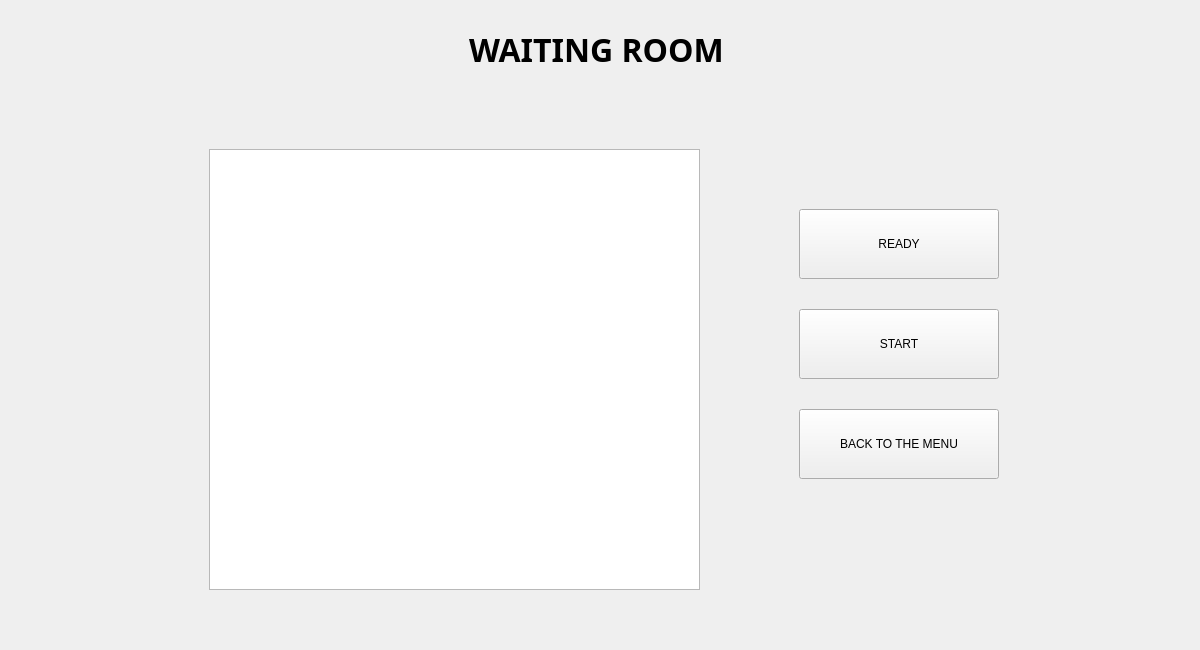
Before: the Qt Designer form TrafficExpress/mainwindow.ui in mitrovicmasa/traffic-express, drawn with Qt 5.
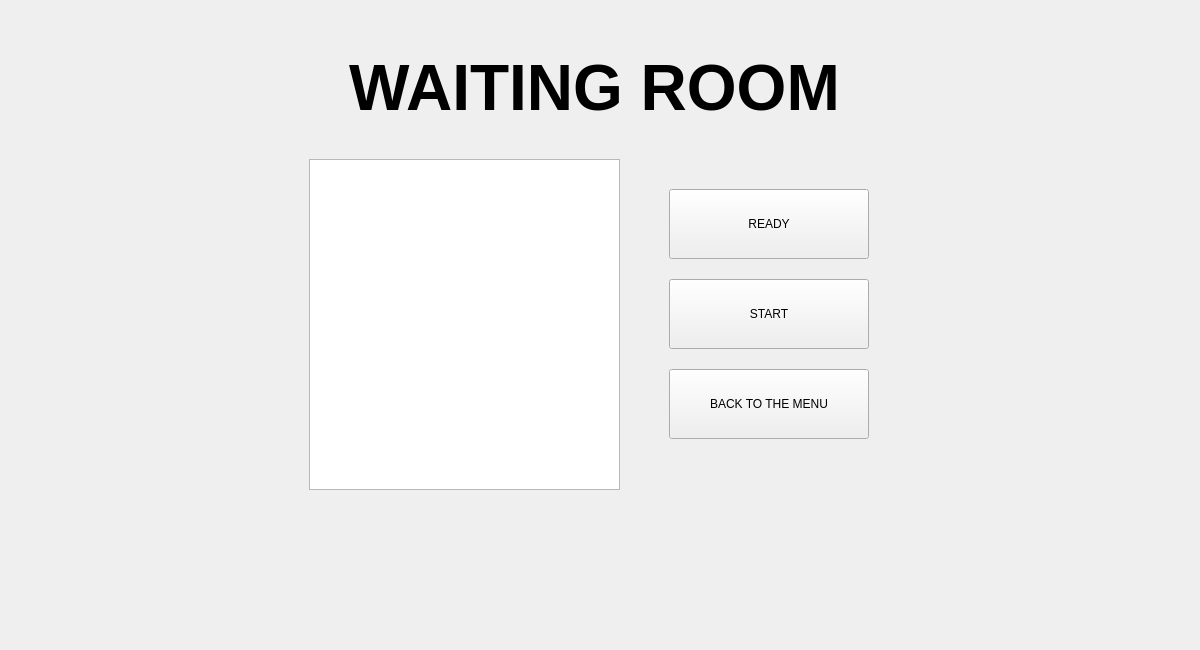
After: the same form once the commit is applied. The open tabs and pages were chosen to show the change. Icons and pictures are not drawn.

```diff
--- a/TrafficExpress/mainwindow.ui
+++ b/TrafficExpress/mainwindow.ui
@@ -1051,10 +1051,10 @@
        <widget class="QLabel" name="labelWaitingRoom">
         <property name="geometry">
          <rect>
-          <x>460</x>
-          <y>10</y>
-          <width>291</width>
-          <height>61</height>
+          <x>290</x>
+          <y>40</y>
+          <width>591</width>
+          <height>81</height>
          </rect>
         </property>
         <property name="palette">
@@ -1096,29 +1096,30 @@
         </property>
         <property name="font">
          <font>
-          <family>LKLUG</family>
+          <family>Ubuntu</family>
+          <pointsize>30</pointsize>
           <bold>true</bold>
          </font>
         </property>
         <property name="text">
-         <string>&lt;html&gt;&lt;head/&gt;&lt;body&gt;&lt;p&gt;&lt;span style=&quot; font-size:24pt;&quot;&gt;WAITING ROOM&lt;/span&gt;&lt;/p&gt;&lt;/body&gt;&lt;/html&gt;</string>
+         <string>&lt;html&gt;&lt;head/&gt;&lt;body&gt;&lt;p align=&quot;center&quot;&gt;&lt;span style=&quot; font-size:48pt;&quot;&gt;WAITING ROOM&lt;/span&gt;&lt;/p&gt;&lt;/body&gt;&lt;/html&gt;</string>
         </property>
        </widget>
        <widget class="QGraphicsView" name="gvWaitingRoom">
         <property name="geometry">
          <rect>
-          <x>200</x>
-          <y>140</y>
-          <width>491</width>
-          <height>441</height>
+          <x>300</x>
+          <y>150</y>
+          <width>311</width>
+          <height>331</height>
          </rect>
         </property>
        </widget>
        <widget class="QPushButton" name="pbReady">
         <property name="geometry">
          <rect>
-          <x>790</x>
-          <y>200</y>
+          <x>660</x>
+          <y>180</y>
           <width>200</width>
           <height>70</height>
          </rect>
@@ -1167,8 +1168,8 @@
        <widget class="QPushButton" name="pbStart">
         <property name="geometry">
          <rect>
-          <x>790</x>
-          <y>300</y>
+          <x>660</x>
+          <y>270</y>
           <width>200</width>
           <height>70</height>
          </rect>
@@ -1217,8 +1218,8 @@
        <widget class="QPushButton" name="pbBackToMain_3">
         <property name="geometry">
          <rect>
-          <x>790</x>
-          <y>400</y>
+          <x>660</x>
+          <y>360</y>
           <width>200</width>
           <height>70</height>
          </rect>
```
Left out of the diff: 34 changed lines with no effect on the pictures.
